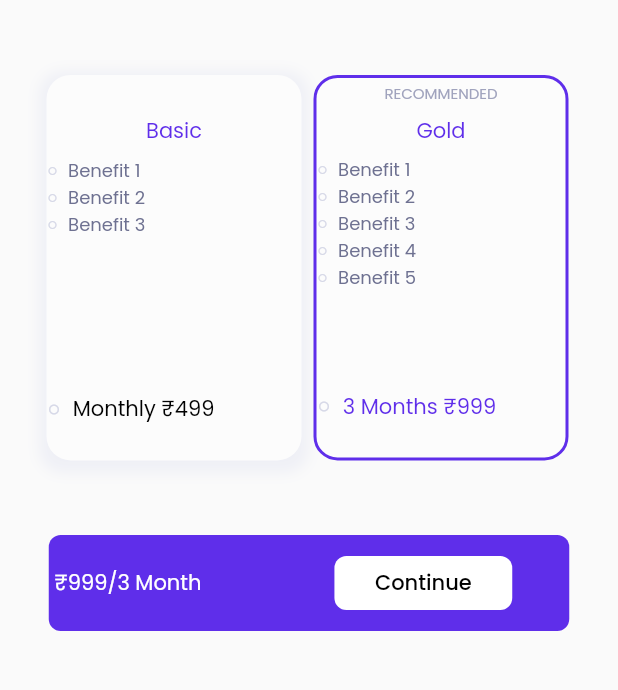
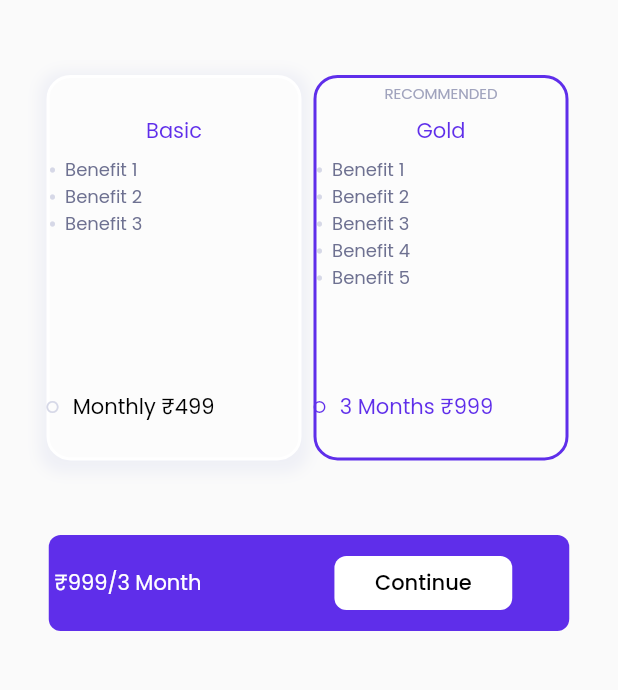
Before and after one commit to lukeshkolhe/alemeno_assignment, a Flutter app: the pricing screen opened directly, on a phone screen of 412 x 824 dp, the part 380-1070 px from its top. Run offline on Flutter 3.47's test engine with Material 2 defaults, Android fonts, the light colour scheme and no system bars; our stand-ins replace google_fonts.

Commit message:
ui enhanced

```diff
--- a/lib/Views/pricing.dart
+++ b/lib/Views/pricing.dart
@@ -94,7 +94,7 @@ class priceCardState extends State<priceCards>{
         itemBuilder: (BuildContext context, int index) {
           return Row(
             children: [
-              Icon(Icons.fiber_manual_record_outlined, size: 8, color: Color(0xFFD6D8E7),),
+              Icon(Icons.circle, size: 4, color: Color(0xFFD6D8E7),),
               Text('  ' + b[index], style: TextStyle(fontSize: 12, color: Color(0xFF6E7191)),)
             ],
           );
@@ -126,7 +126,7 @@ class priceCardState extends State<priceCards>{
                     decoration: BoxDecoration(
                       color: Color(0xFFFCFCFC),
                       borderRadius: BorderRadius.circular(16),
-                      border: index == planSelected? Border.all(color: Color(0xFF5F2EEA), width: 2): null,
+                      border: index == planSelected? Border.all(color: Color(0xFF5F2EEA), width: 2): Border.all(color: Colors.white, width: 2),
                       boxShadow: index != planSelected?[
                         BoxShadow(
                           color: Color(0xFFEFF0F6),
@@ -147,12 +147,15 @@ class priceCardState extends State<priceCards>{
                             height: 150,
                             child: benifits(plans[index].benefits)
                         ),
-                        Row(
-                          children: [
-                            Icon(Icons.fiber_manual_record_outlined,color: Color(0xFFD6D8E7), size: 10,),
-                            Text('  ' + plans[index].price, style: TextStyle(color: index == planSelected? Color(0xFF5F2EEA): Colors.black),),
-                          ],
-                        ),
+                        Container(
+                          transform: Matrix4.translationValues(-4, 0, 0),
+                          child: Row(
+                            children: [
+                              Icon(Icons.fiber_manual_record_outlined,color: index == planSelected? Color(0xFF5F2EEA): Color(0xFFD6D8E7), size: 12,),
+                              Text('  ' + plans[index].price, style: TextStyle(color: index == planSelected? Color(0xFF5F2EEA): Colors.black),),
+                            ],
+                          ),
+                        )
                       ],
                     ),
                   ),
--- a/pubspec.yaml
+++ b/pubspec.yaml
@@ -40,7 +40,6 @@ flutter:
   # the material Icons class.
   uses-material-design: true
   assets:
-    - assets/images/animal.png
     - assets/images/logo.png
     - assets/images/animal.gif
   # To add assets to your application, add an assets section, like this:
```
Also changed, not shown: assets/images/animal.png (deleted), assets/images/animal.svg (deleted), assets/images/logo.svg (deleted), 3 other files.
